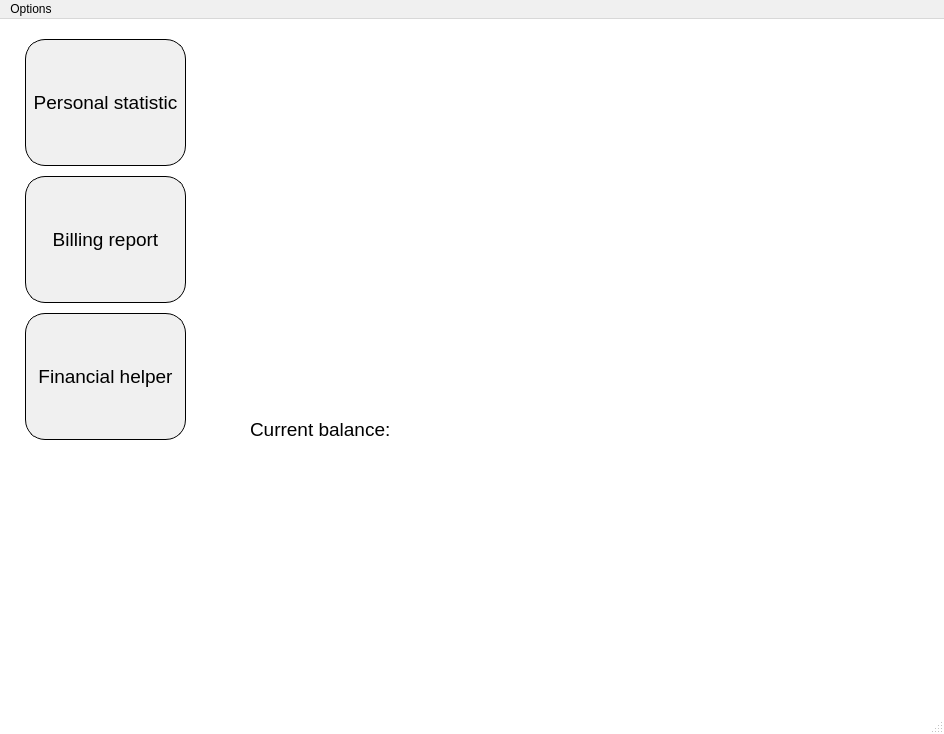
Qt form mainwindow.ui (ihareal/budgeting) before a commit.
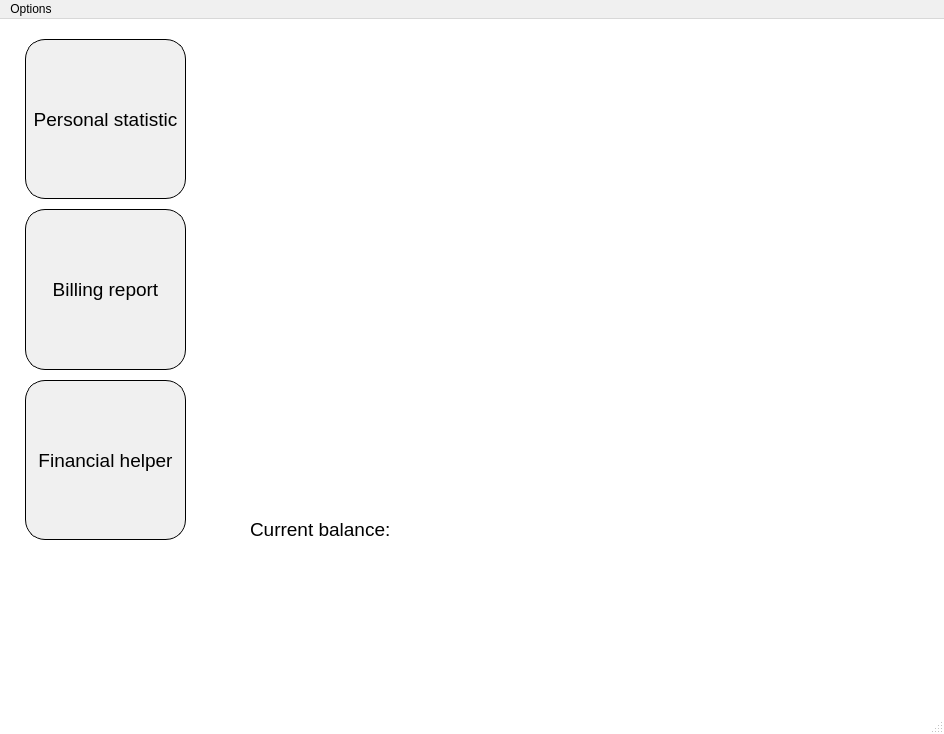
The same form after that commit.

Commit message: Adjust main chart

The edit to the form file:
```diff
--- a/mainwindow.ui
+++ b/mainwindow.ui
@@ -2873,7 +2873,7 @@
           <x>20</x>
           <y>20</y>
           <width>171</width>
-          <height>401</height>
+          <height>501</height>
          </rect>
         </property>
         <layout class="QVBoxLayout" name="verticalLayout">
@@ -2995,8 +2995,8 @@
          <rect>
           <x>240</x>
           <y>20</y>
-          <width>611</width>
-          <height>401</height>
+          <width>691</width>
+          <height>511</height>
          </rect>
         </property>
         <property name="currentIndex">
@@ -3006,10 +3006,10 @@
          <widget class="QWidget" name="gridLayoutWidget">
           <property name="geometry">
            <rect>
-            <x>9</x>
-            <y>-1</y>
-            <width>601</width>
-            <height>351</height>
+            <x>10</x>
+            <y>0</y>
+            <width>671</width>
+            <height>481</height>
            </rect>
           </property>
           <layout class="QGridLayout" name="gridLayout"/>
@@ -3018,7 +3018,7 @@
           <property name="geometry">
            <rect>
             <x>10</x>
-            <y>380</y>
+            <y>480</y>
             <width>141</width>
             <height>21</height>
            </rect>
@@ -3037,7 +3037,7 @@
           <property name="geometry">
            <rect>
             <x>160</x>
-            <y>380</y>
+            <y>480</y>
             <width>81</width>
             <height>20</height>
            </rect>
```
The commit also changes 1 other file.
